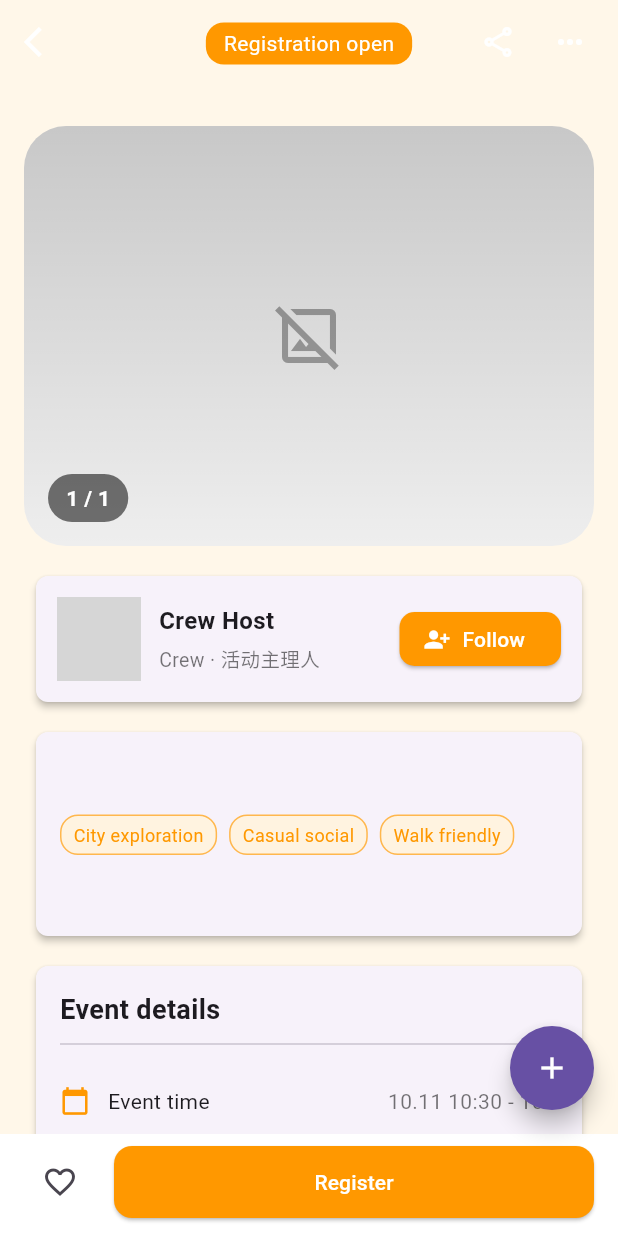
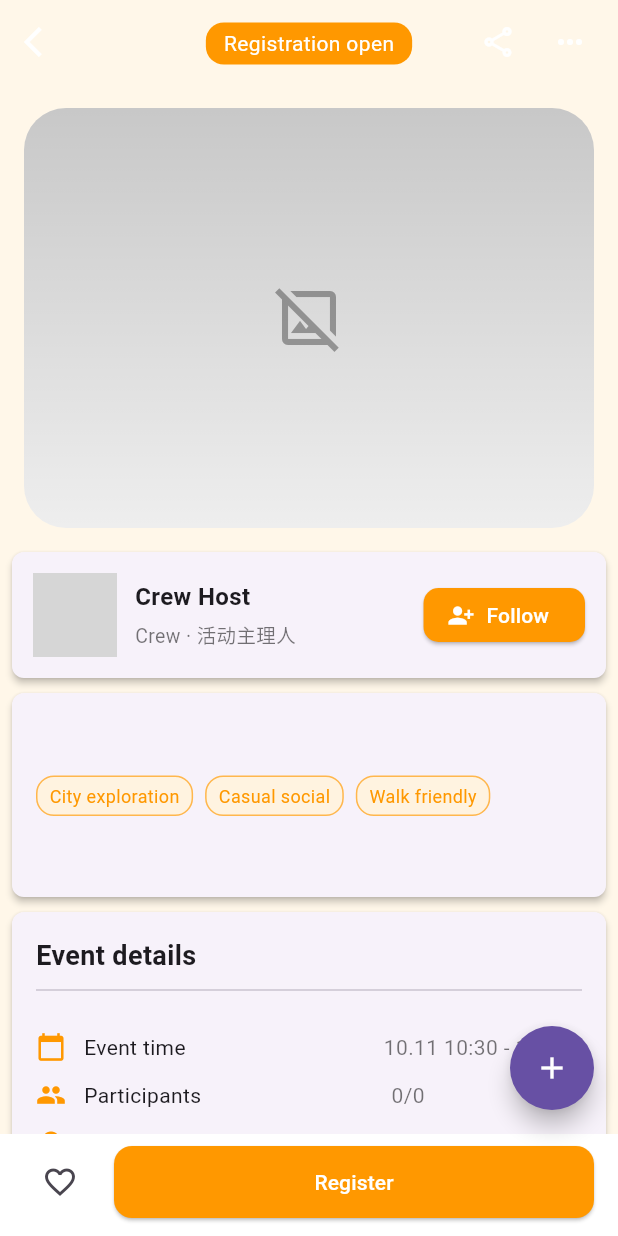
Before and after one commit to Kukutx/crew_app, a Flutter app: the EventDetailPage screen opened directly with empty values, on a phone screen of 412 x 824 dp. Run offline on Flutter 3.47's test engine with Material 3 defaults, Android fonts, the phone set to English and light mode, and no system bars; our stand-ins replace cached_network_image, chewie, dio, firebase_auth, firebase_core, firebase_crashlytics and 12 more; missing offline and left inert: feedback, firebase_ui_auth, firebase_ui_oauth_apple, firebase_ui_oauth_google, image_gallery_saver_plus; accounts and stored records are empty; network calls fail; grey boxes are pictures that could not be loaded.

Commit message:
style: restore detail cards layout

```diff
--- a/lib/features/events/presentation/detail/widgets/event_detail_body.dart
+++ b/lib/features/events/presentation/detail/widgets/event_detail_body.dart
@@ -217,7 +217,7 @@ class _EventDetailBodyState extends State<EventDetailBody>
                 final radius = _currentCornerRadius;
                 final gradientOpacity = _currentGradientOpacity;
                 return Padding(
-                  padding: EdgeInsets.fromLTRB(16, topInset + kToolbarHeight / 2, 16, 0),
+                  padding: EdgeInsets.fromLTRB(16, topInset + 16, 16, 0),
                   child: Semantics(
                     label: widget.event.title,
                     button: true,
@@ -271,14 +271,6 @@ class _EventDetailBodyState extends State<EventDetailBody>
                                   ),
                                 ),
                               ),
-                              Positioned(
-                                left: 16,
-                                bottom: 16,
-                                child: _MediaInfoBadge(
-                                  index: widget.currentPage,
-                                  total: math.max(1, _mediaCount),
-                                ),
-                              ),
                             ],
                           ),
                         ),
@@ -289,10 +281,11 @@ class _EventDetailBodyState extends State<EventDetailBody>
               },
             ),
           ),
-          SliverToBoxAdapter(
-            child: Padding(
-              padding: const EdgeInsets.fromLTRB(16, 20, 16, 0),
-              child: EventHostCard(
+          SliverList(
+            delegate: SliverChildListDelegate(
+              [
+                const SizedBox(height: 16),
+                EventHostCard(
                   loc: widget.loc,
                   name: widget.hostName,
                   bio: widget.hostBio,
@@ -301,68 +294,25 @@ class _EventDetailBodyState extends State<EventDetailBody>
                   onToggleFollow: widget.onToggleFollow,
                   isFollowing: widget.isFollowing,
                 ),
-            ),
-          ),
-          SliverToBoxAdapter(
-            child: Padding(
-              padding: const EdgeInsets.fromLTRB(16, 20, 16, 0),
-              child: SizedBox(
+                const SizedBox(height: 10),
+                SizedBox(
                   width: double.infinity,
                   child: EventSummaryCard(event: widget.event, loc: widget.loc),
                 ),
-            ),
-          ),
-          SliverToBoxAdapter(
-            child: Padding(
-              padding: const EdgeInsets.fromLTRB(16, 20, 16, 0),
-              child: EventInfoCard(
+                const SizedBox(height: 10),
+                EventInfoCard(
                   event: widget.event,
                   loc: widget.loc,
                   onTapLocation: widget.onTapLocation,
                 ),
+                const SizedBox(height: 10),
+                EventPlazaCard(loc: widget.loc),
+                const SizedBox(height: 120),
+              ],
             ),
-          ),
-          SliverToBoxAdapter(
-            child: Padding(
-              padding: const EdgeInsets.fromLTRB(16, 20, 16, 0),
-              child: EventPlazaCard(loc: widget.loc),
-            ),
-          ),
-          const SliverToBoxAdapter(
-            child: SizedBox(height: 120),
           ),
         ],
       ),
     );
   }
 }
-
-class _MediaInfoBadge extends StatelessWidget {
-  const _MediaInfoBadge({
-    required this.index,
-    required this.total,
-  });
-
-  final int index;
-  final int total;
-
-  @override
-  Widget build(BuildContext context) {
-    return DecoratedBox(
-      decoration: BoxDecoration(
-        color: Colors.black54,
-        borderRadius: BorderRadius.circular(20),
-      ),
-      child: Padding(
-        padding: const EdgeInsets.symmetric(horizontal: 12, vertical: 6),
-        child: Text(
-          '${index + 1} / $total',
-          style: const TextStyle(
-            color: Colors.white,
-            fontWeight: FontWeight.w600,
-          ),
-        ),
-      ),
-    );
-  }
-}
```
Lines whose indentation alone changed are shown as unchanged.
